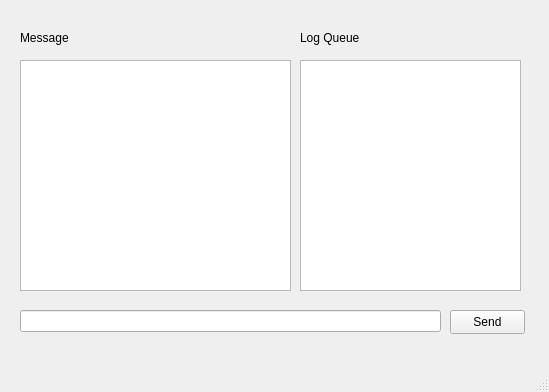
Before: the Qt Designer form RHJ/mainwindow.ui in heejin5484/Veda_Mini2, drawn with Qt 5.
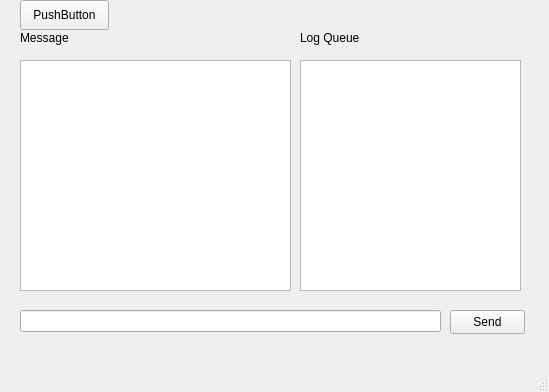
After: the same form once the commit is applied.

Diff of the .ui file:
```diff
--- a/RHJ/mainwindow.ui
+++ b/RHJ/mainwindow.ui
@@ -92,6 +92,19 @@
      <string>Log Queue</string>
     </property>
    </widget>
+   <widget class="QPushButton" name="pushButton">
+    <property name="geometry">
+     <rect>
+      <x>20</x>
+      <y>0</y>
+      <width>89</width>
+      <height>30</height>
+     </rect>
+    </property>
+    <property name="text">
+     <string>PushButton</string>
+    </property>
+   </widget>
   </widget>
   <widget class="QMenuBar" name="menubar">
    <property name="geometry">
```
